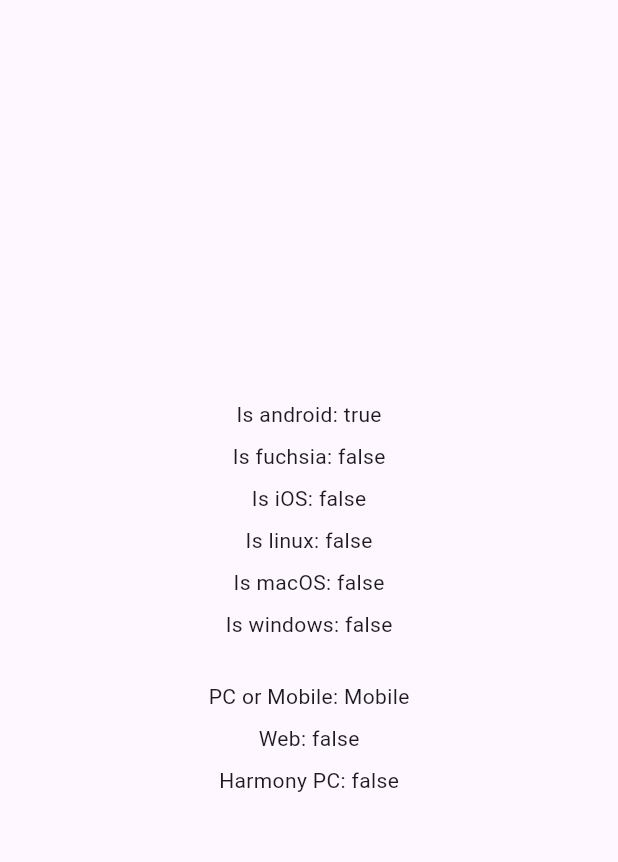
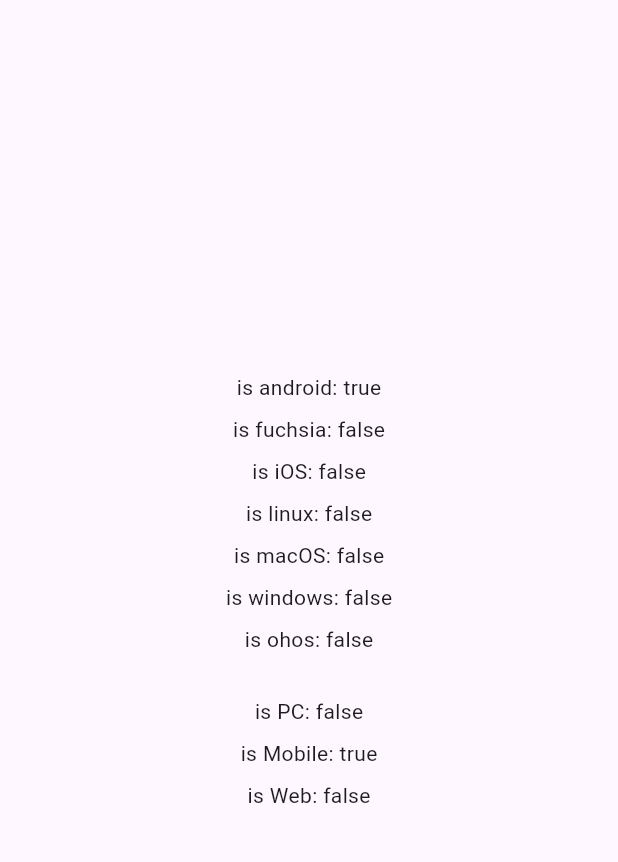
Before and after one commit to qinshah/os_type, a Flutter app: the screen it shows after launch, on a phone screen of 412 x 824 dp, the part 63-925 px from its top. Run offline on Flutter 3.47's test engine with Material 3 defaults, Android fonts, the light colour scheme and no system bars; our stand-ins replace plugin_platform_interface.

Commit message:
feat(os_type): 优化鸿蒙设备类型初始化及多平台判定逻辑
- 增加 initHarmonyDeviceType 方法，专门初始化鸿蒙设备类型
- 在非鸿蒙或 Web 环境调用初始化时抛出异常提示
- 使用 _harmonyDeviceType 变量缓存鸿蒙设备类型
- 修改 isPC 判断逻辑，鸿蒙系统使用 _harmonyDeviceType 判定
- 删除旧的 initDeviceType 方法及其相关变量和逻辑
- main.dart 中修改调用 initHarmonyDeviceType 替代旧方法
- demo 界面增加多个平台判断的显示文本，替代原有循环代码
- 优化 PC、Mobile、Web 相关状态的展示与注释说明

```diff
--- a/example/lib/main.dart
+++ b/example/lib/main.dart
@@ -3,7 +3,7 @@ import 'package:os_type/os_type.dart';
 
 Future<void> main() async {
   WidgetsFlutterBinding.ensureInitialized();
-  if (OsType.isHarmony) await OsType.initDeviceType();
+  if (OsType.isHarmony) await OsType.initHarmonyDeviceType();
   runApp(const MyApp());
 }
 
@@ -24,16 +24,34 @@ class _MyAppState extends State<MyApp> {
           child: Column(
             mainAxisSize: MainAxisSize.min,
             children: [
-              for (var os in TargetPlatform.values) ...[
-                Text('Is ${os.toString().split('.').last}: ${OsType.os == os}'),
-                SizedBox(height: 8),
-              ],
+              Text('is android: ${OsType.isAndroid}'),
+              SizedBox(height: 8),
+              Text('is fuchsia: ${OsType.isFuchsia}'),
+              SizedBox(height: 8),
+              Text('is iOS: ${OsType.isIOS}'),
+              SizedBox(height: 8),
+              Text('is linux: ${OsType.isLinux}'),
+              SizedBox(height: 8),
+              Text('is macOS: ${OsType.isMacOS}'),
+              SizedBox(height: 8),
+              Text('is windows: ${OsType.isWindows}'),
+              SizedBox(height: 8),
+              Text('is ohos: ${OsType.isHarmony}'),
+              SizedBox(height: 8),
+              // 上面的列举有更简单的写法：
+              // for (var os in TargetPlatform.values) ...[
+              //   Text('is ${os.name}: ${OsType.os == os}'),
+              //   SizedBox(height: 8),
+              // ],
+
+              // pc和mobile是相反的，而is web则等于KIsWeb，是独立的判断，与其它无关
               SizedBox(height: 20),
-              Text('PC or Mobile: ${OsType.isPC ? 'PC' : 'Mobile'}'),
+              Text('is PC: ${OsType.isPC}'),
               SizedBox(height: 8),
-              Text('Web: ${OsType.isWeb}'),
+              Text('is Mobile: ${OsType.isMobile}'), // isMobile == !isPC
               SizedBox(height: 8),
-              Text('Harmony PC: ${OsType.isHarmonyPC}'),
+              Text('is Web: ${OsType.isWeb}'), // isWeb == KIsWeb
+              SizedBox(height: 8),
             ],
           ),
         ),
--- a/lib/os_type.dart
+++ b/lib/os_type.dart
@@ -3,48 +3,41 @@ import 'package:flutter/foundation.dart';
 import 'src/os_type_platform_interface.dart';
 
 abstract class OsType {
-  static bool deviceTypeinitialized = false;
-
-  static Future<void> initDeviceType() async {
-    _deviceType = await OsTypePlatform.instance.getDeviceType();
-    deviceTypeinitialized = true;
+  static String? _harmonyDeviceType;
+  static Future<void> initHarmonyDeviceType() async {
+    if (!isHarmony) {
+      _harmonyDeviceType = 'unknown';
+      throw Exception('不能也不需要在非鸿蒙系统中获取鸿蒙设备类型');
+    }
+    if (isWeb) {
+      _harmonyDeviceType = 'unknown';
+      throw Exception('暂时无法在web上获取鸿蒙设备类型');
+    }
+    _harmonyDeviceType =
+        await OsTypePlatform.instance.getDeviceType() ?? 'unknown';
   }
 
   static final os = defaultTargetPlatform;
 
-  static late final String? _deviceType;
+  static final isAndroid = os == TargetPlatform.android;
 
-  static final bool isAndroid = os == TargetPlatform.android;
+  static final isFuchsia = os == TargetPlatform.fuchsia;
 
-  static final bool isFuchsia = os == TargetPlatform.fuchsia;
+  static final isIOS = os == TargetPlatform.iOS;
 
-  static final bool isIOS = os == TargetPlatform.iOS;
+  static final isLinux = os == TargetPlatform.linux;
 
-  static final bool isLinux = os == TargetPlatform.linux;
+  static final isMacOS = os == TargetPlatform.macOS;
 
-  static final bool isMacOS = os == TargetPlatform.macOS;
+  static final isWindows = os == TargetPlatform.windows;
 
-  static final bool isWindows = os == TargetPlatform.windows;
+  static final isHarmony = os.toString() == 'TargetPlatform.ohos';
 
-  static final bool isHarmony = os.toString() == 'TargetPlatform.ohos';
+  static final isWeb = kIsWeb;
 
-  static final bool isWeb = kIsWeb;
+  static final isPC = _isPc();
 
-  static final bool isPC = _isPc();
-
-  static final bool isMobile = !isPC;
-
-  static final bool isHarmonyPC = _isHarmonyPC();
-
-  static bool _isHarmonyPC() {
-    if (!isHarmony) return false;
-    assert(!kIsWeb, '在鸿蒙web中无法判断是否为鸿蒙PC');
-    assert(
-      deviceTypeinitialized,
-      '在鸿蒙中判断是否为PC请先调用OsType.initDeviceType()进行初始化',
-    );
-    return _deviceType == '2in1';
-  }
+  static final isMobile = !isPC;
 
   static bool _isPc() {
     switch (os) {
@@ -53,8 +46,13 @@ abstract class OsType {
       case TargetPlatform.windows:
         return true;
       default:
-        if (isHarmony) return isHarmonyPC;
-        // 默认其它系统不属于PC，但目前至少fuchsia是不清楚的
+        if (isHarmony) {
+          if (_harmonyDeviceType == null) {
+            throw Exception('在鸿蒙上使用isPC/isMobile之前请先initHarmonyDeviceType()');
+          }
+          return _harmonyDeviceType == '2in1';
+        }
+        // 默认其它系统不属于PC，但其实至少fuchsia是不清楚的
         return false;
     }
   }
```
Also changed, not shown: 1 other file.
